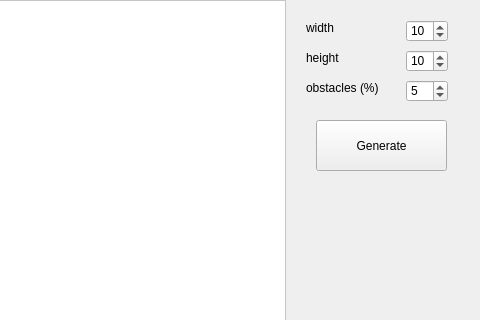
This is mainwindow.ui in thehitek/pathfindergui as Qt 5 draws it before an edit; both pictures show x 244 to 724 and y 0 to 320 of the 724 by 580 pixel window. The edited form follows.
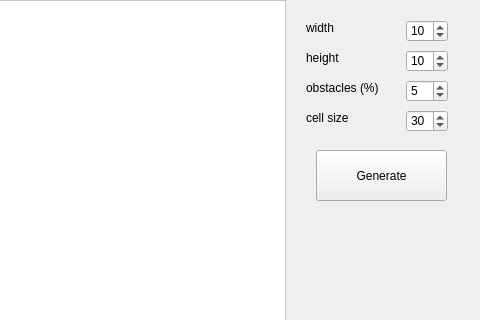
This is the edited form. Custom widgets are drawn as their Qt base class.

The edit to the form file:
```diff
--- a/mainwindow.ui
+++ b/mainwindow.ui
@@ -521,7 +521,7 @@
     <property name="geometry">
      <rect>
       <x>560</x>
-      <y>120</y>
+      <y>150</y>
       <width>131</width>
       <height>51</height>
      </rect>
@@ -608,6 +608,38 @@
      <number>5</number>
     </property>
    </widget>
+   <widget class="QLabel" name="cellSizeLabel">
+    <property name="geometry">
+     <rect>
+      <x>550</x>
+      <y>110</y>
+      <width>91</width>
+      <height>16</height>
+     </rect>
+    </property>
+    <property name="text">
+     <string>cell size</string>
+    </property>
+   </widget>
+   <widget class="QSpinBox" name="cellSizeSpinBox">
+    <property name="geometry">
+     <rect>
+      <x>650</x>
+      <y>110</y>
+      <width>42</width>
+      <height>22</height>
+     </rect>
+    </property>
+    <property name="maximum">
+     <number>100</number>
+    </property>
+    <property name="singleStep">
+     <number>5</number>
+    </property>
+    <property name="value">
+     <number>30</number>
+    </property>
+   </widget>
   </widget>
   <widget class="QMenuBar" name="menubar">
    <property name="geometry">
```
Left out of the diff: 9 changed lines with no effect on the pictures.
